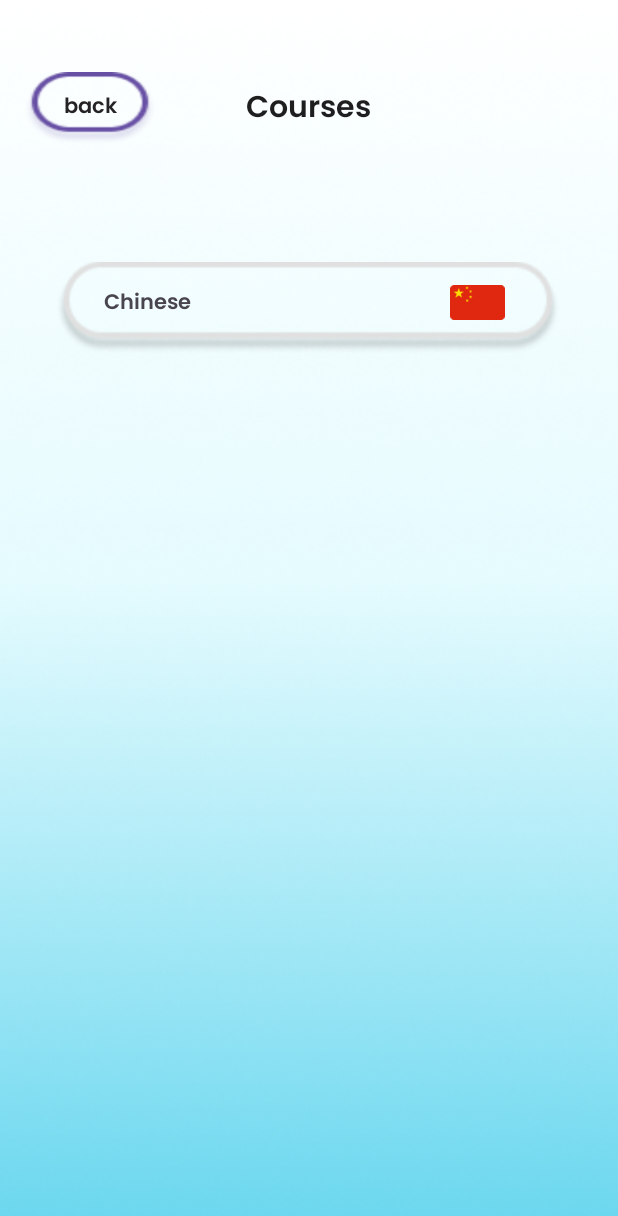
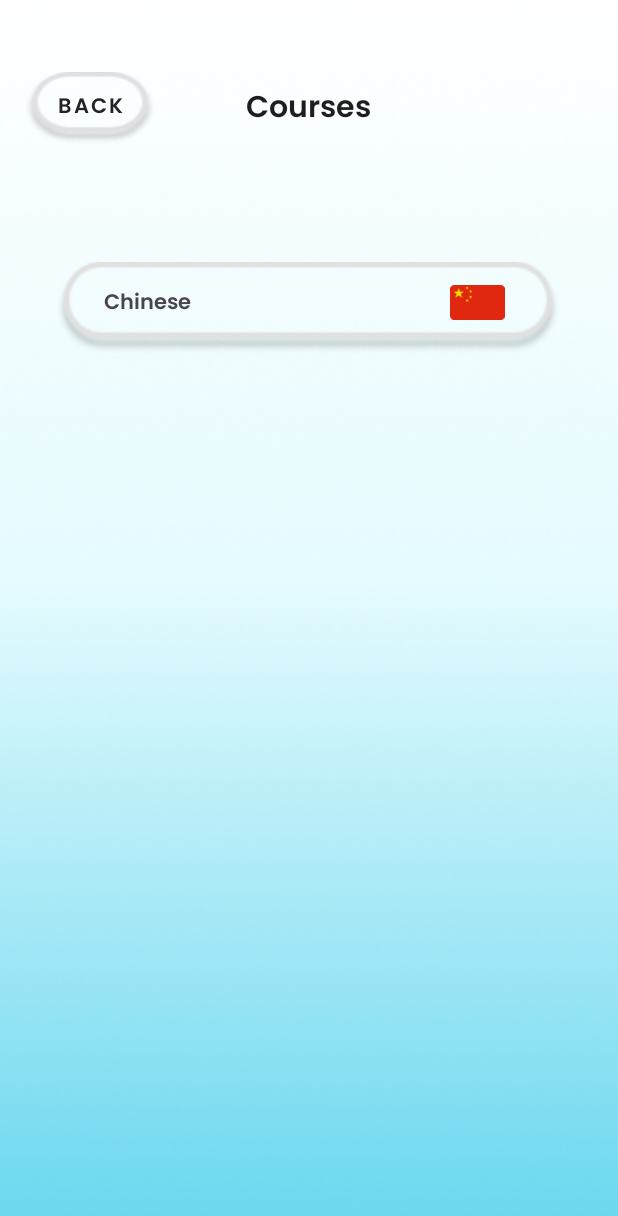
Before and after one commit to Kimberlycheng723/MAD-Linguamates, an Android app: the CoursesActivity screen opened directly, with no data from a screen before it, on a phone screen of 412 x 824 dp. Shown: the top 1216 px of the screen. Run offline under Robolectric (Android 15) with nearby library versions, the phone set to English and light mode, and no system bars.

Commit message:
beautified buttons : activity_courses.xml

```diff
--- a/app/src/main/res/layout/activity_courses.xml
+++ b/app/src/main/res/layout/activity_courses.xml
@@ -27,6 +27,7 @@
         android:layout_height="wrap_content"
         android:layout_marginStart="16dp"
         android:layout_marginTop="48dp"
+        style="@style/CustomUnitButton"
         android:background="@drawable/short_rect_pp"
         android:text="back"
         android:fontFamily="@font/poppins_semibold"
```
